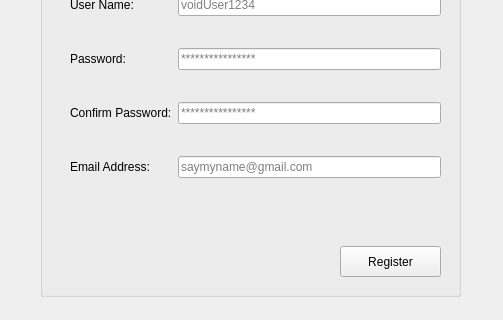
Old version of the form registerpage.ui in the repository borhanem/Messenger_Void_13; both pictures show x 0 to 503 and y 174 to 494 of the 503 by 494 pixel window.
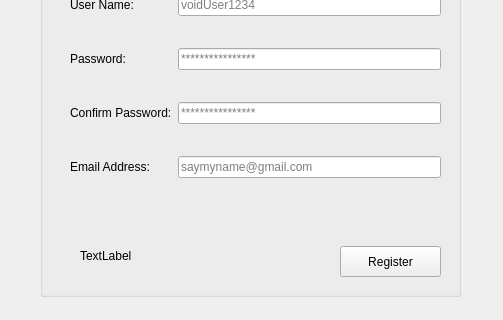
New version of the form.

```diff
--- a/registerpage.ui
+++ b/registerpage.ui
@@ -237,6 +237,19 @@
      <string>Register</string>
     </property>
    </widget>
+   <widget class="QLabel" name="label">
+    <property name="geometry">
+     <rect>
+      <x>40</x>
+      <y>400</y>
+      <width>63</width>
+      <height>20</height>
+     </rect>
+    </property>
+    <property name="text">
+     <string>TextLabel</string>
+    </property>
+   </widget>
   </widget>
  </widget>
  <resources/>
```
